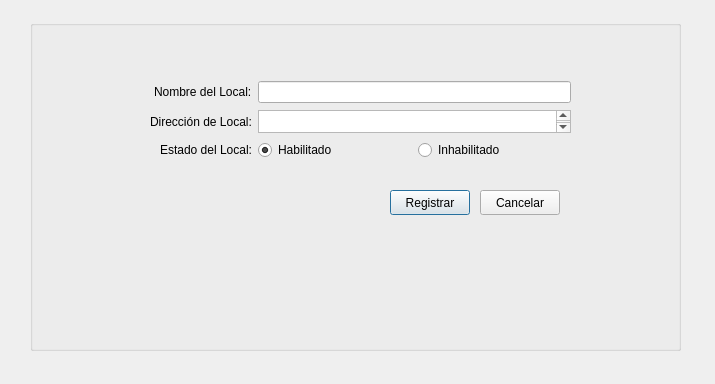
Qt form PAF_GUI/PAF_GRAFICA/gui/registrarlocal.ui (JMOrbegoso/USS-2021-II-PP) before a commit.
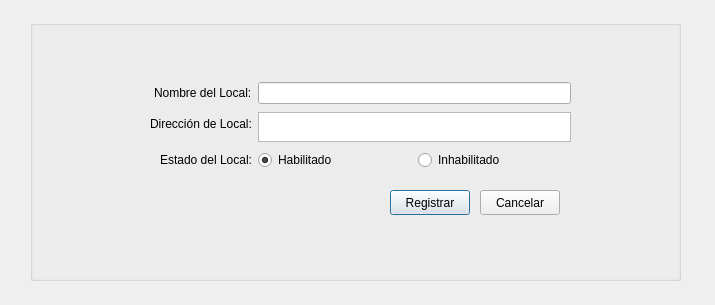
The same form after that commit.

The edit to the form file:
```diff
--- a/PAF_GUI/PAF_GRAFICA/gui/registrarlocal.ui
+++ b/PAF_GUI/PAF_GRAFICA/gui/registrarlocal.ui
@@ -7,7 +7,7 @@
     <x>0</x>
     <y>0</y>
     <width>715</width>
-    <height>384</height>
+    <height>305</height>
    </rect>
   </property>
   <property name="windowTitle">
@@ -19,7 +19,7 @@
      <x>30</x>
      <y>20</y>
      <width>651</width>
-     <height>331</height>
+     <height>261</height>
     </rect>
    </property>
    <property name="title">
@@ -31,7 +31,7 @@
       <x>120</x>
       <y>60</y>
       <width>421</width>
-      <height>81</height>
+      <height>94</height>
      </rect>
     </property>
     <layout class="QFormLayout" name="formLayout">
@@ -50,7 +50,7 @@
        <property name="maximumSize">
         <size>
          <width>16777215</width>
-         <height>23</height>
+         <height>30</height>
         </size>
        </property>
       </widget>
```
